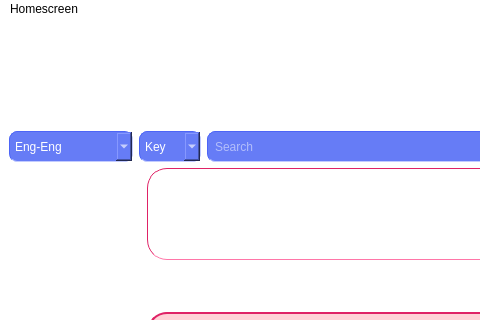
OHonSam/CS163_Group2_Dictionary, file mainwindow.ui: the form before one commit; both pictures show x 0 to 480 and y 0 to 320 of the 1025 by 655 pixel window.
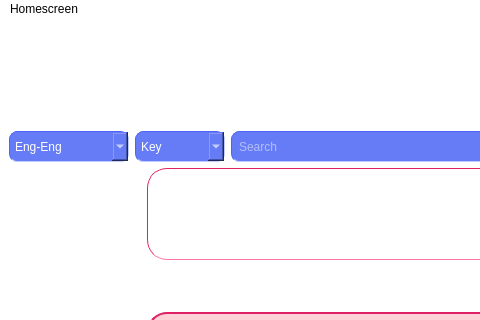
The form after the commit. Icons and pictures are not drawn.

The edit to the form file:
```diff
--- a/mainwindow.ui
+++ b/mainwindow.ui
@@ -129,7 +129,7 @@
          <widget class="QComboBox" name="comboBox_2">
           <property name="sizePolicy">
            <sizepolicy hsizetype="Ignored" vsizetype="Ignored">
-            <horstretch>4</horstretch>
+            <horstretch>6</horstretch>
             <verstretch>0</verstretch>
            </sizepolicy>
           </property>
```
Left out of the diff: 23 changed lines with no effect on the pictures.
